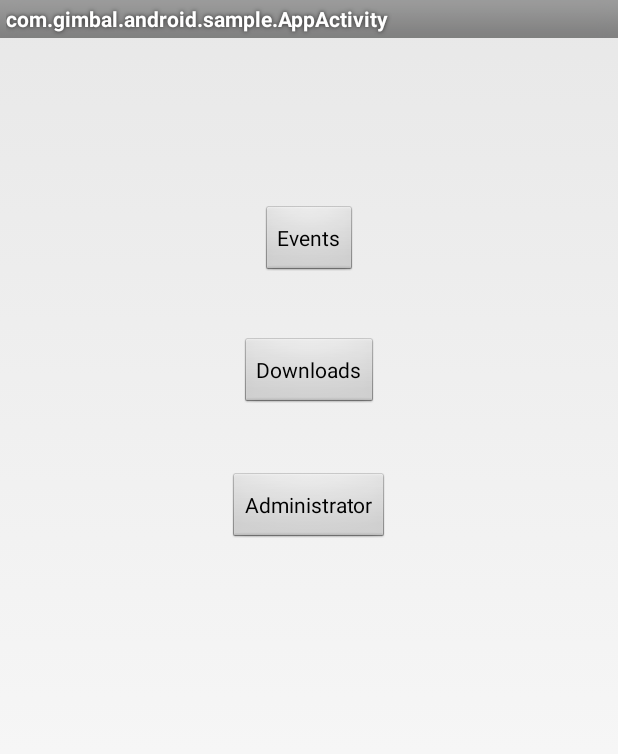
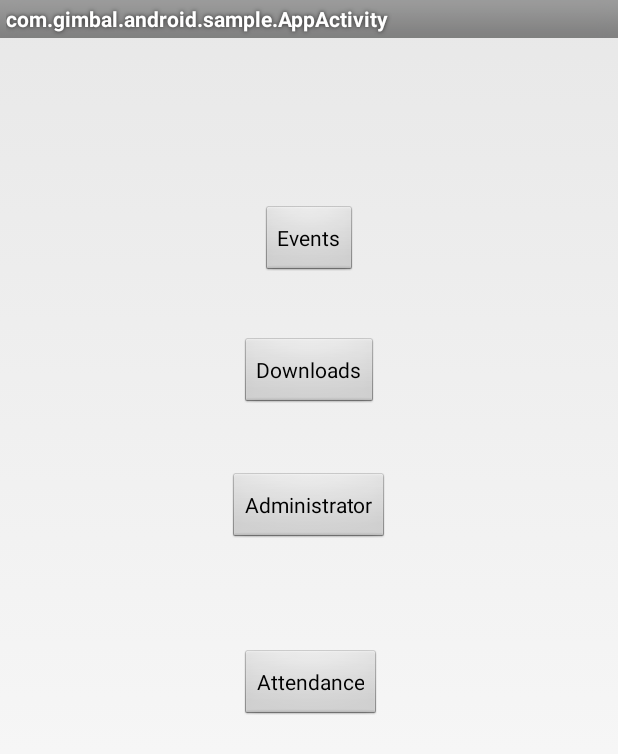
Before and after one commit to Sravyadara/CMPE235_UniversityLive, an Android app: the AppActivity screen opened directly, with no data from a screen before it, on a phone screen of 412 x 824 dp. Shown: the top 754 px of the screen. Run offline under Robolectric (Android 15) with nearby library versions, the phone set to English and light mode, and no system bars.

Commit message:
Adding code to push notifications only to the students and created activivty for Attendance

```diff
--- a/app/src/main/AndroidManifest.xml
+++ b/app/src/main/AndroidManifest.xml
@@ -142,7 +142,6 @@
             android:name="com.google.android.maps.v2.API_KEY"
             android:value="AIzaSyCtB0nI5T2x04QOTROuAS44bPAeX14664c" />
 
-
         <activity
             android:name=".ListSensors"
             android:label="@string/title_activity_list_sensors" >
@@ -163,6 +162,10 @@
             android:name=".AddSensor"
             android:label="@string/title_activity_add_sensor" >
         </activity>
+        <activity
+            android:name=".Attendance"
+            android:label="@string/title_activity_attendance" >
+        </activity>
     </application>
 
 </manifest>
--- a/app/src/main/java/com/gimbal/android/sample/AppActivity.java
+++ b/app/src/main/java/com/gimbal/android/sample/AppActivity.java
@@ -17,23 +17,17 @@
 package com.gimbal.android.sample;
 
 import android.app.Activity;
-import android.content.BroadcastReceiver;
-import android.content.Context;
 import android.content.Intent;
-import android.content.IntentFilter;
 import android.os.Bundle;
 import android.view.Menu;
 import android.view.MenuItem;
 import android.view.View;
-import android.widget.AdapterView;
 import android.widget.Button;
-import android.widget.ImageButton;
-import android.widget.ListView;
-import android.widget.TextView;
 
 public class AppActivity extends Activity {
 
-    Button eventButton ;
+    private Button eventButton ;
+    private Button attendace;
     //  private GimbalEventReceiver gimbalEventReceiver;
     //private GimbalEventListAdapter adapter;
 
@@ -94,6 +88,18 @@ public class AppActivity extends Activity {
             }
         });
 
+
+        //--Calling Attendace Activity--
+
+
+          attendace = (Button)findViewById(R.id.attendance);
+          attendace.setOnClickListener(new View.OnClickListener() {
+              @Override
+              public void onClick(View v) {
+                  Intent attendanceIntent = new Intent(getApplicationContext(),Attendance.class);
+                  startActivity(attendanceIntent);
+              }
+          });
 
     }
 
--- a/app/src/main/res/layout/activity_main.xml
+++ b/app/src/main/res/layout/activity_main.xml
@@ -53,4 +53,14 @@
         android:layout_marginTop="130dp"
         android:layout_below="@id/imageButton"
         android:layout_centerHorizontal="true"/>
+
+    <Button
+        android:layout_width="wrap_content"
+        android:layout_height="wrap_content"
+        android:text="Attendance"
+        android:id="@+id/attendance"
+        android:layout_marginTop="70dp"
+        android:layout_below="@+id/adminButton"
+        android:layout_alignLeft="@+id/downloadsButton"
+        android:layout_alignStart="@+id/downloadsButton" />
 </RelativeLayout>
--- a/app/src/main/res/values/strings.xml
+++ b/app/src/main/res/values/strings.xml
@@ -40,5 +40,6 @@
     <string name="title_activity_manage_sensors">ManageSensors</string>
     <string name="title_activity_edit_sensor">EditSensor</string>
     <string name="title_activity_add_sensor">AddSensor</string>
+    <string name="title_activity_attendance">Attendance</string>
 
 </resources>
```
Also changed, not shown: app/src/main/java/com/gimbal/android/sample/AppService.java (+7 -2 lines), app/src/main/java/com/gimbal/android/sample/Attendance.java (added, +43 -0 lines), app/src/main/java/com/gimbal/android/sample/OptInActivity.java (+25 -6 lines), app/src/main/res/layout/activity_attendance_layout.xml (added, +10 -0 lines), app/src/main/res/menu/menu_attendance.xml (added, +7 -0 lines).
